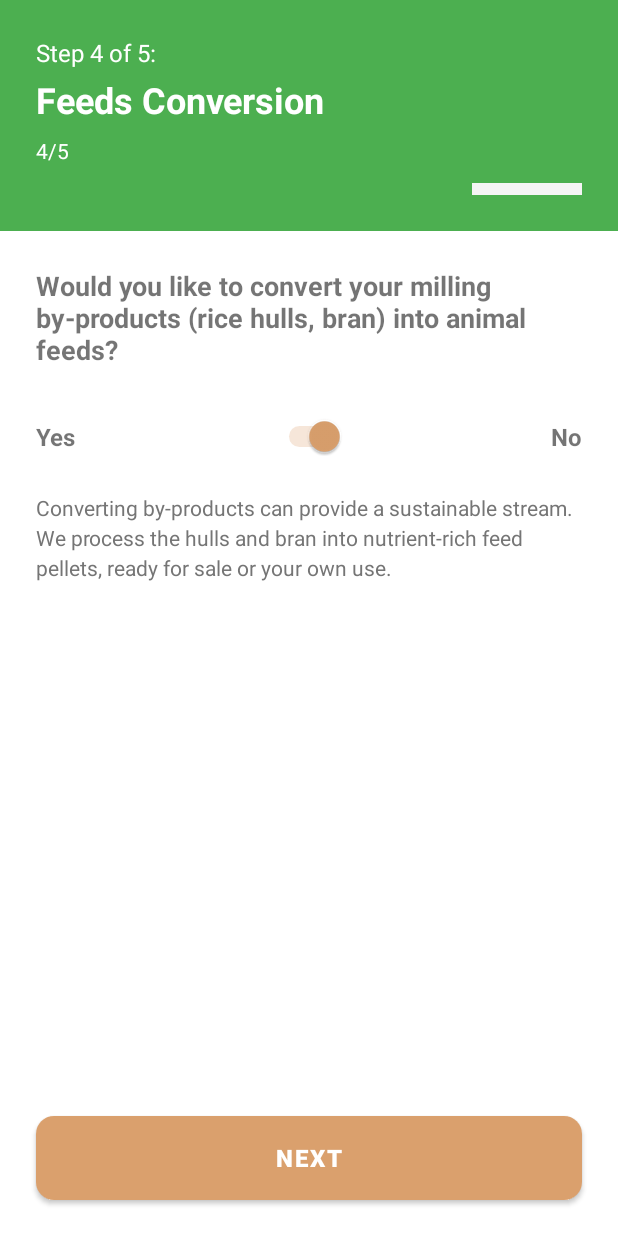
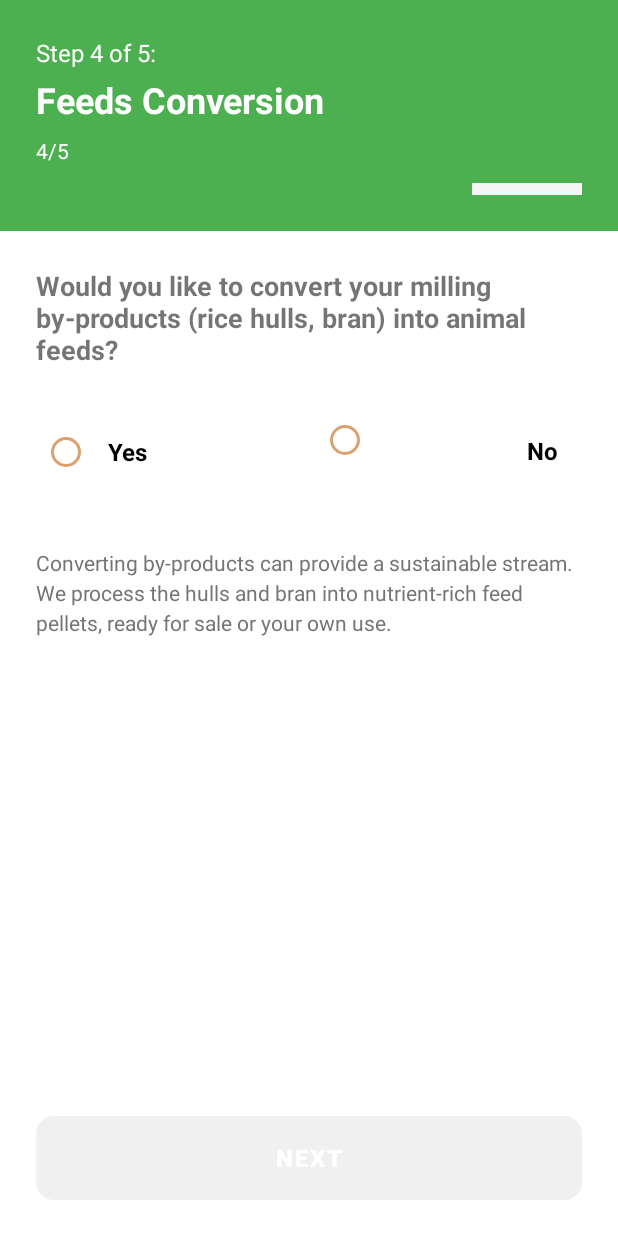
Before and after one commit to Pixiestt/pabayo-app, an Android app: the fragment FeedsConversionFragment placed in its activity, on a phone screen of 412 x 824 dp. Run offline under Robolectric (Android 15) with nearby library versions, the phone set to English and light mode, and no system bars; 1 statement that could not run was skipped.

Commit message:
update as of 5am

```diff
--- a/app/src/main/java/com/example/capstone2/customer/CustomerFragmentRequest.kt
+++ b/app/src/main/java/com/example/capstone2/customer/CustomerFragmentRequest.kt
@@ -45,7 +45,7 @@ class CustomerFragmentRequest : Fragment() {
                     .setPositiveButton("OK", null)
                     .show()
             } else {
-                // Proceed to the request wizard
+                // Proceed to the request wizard.
                 val intent = Intent(requireContext(), RequestWizardActivity::class.java)
                 startActivity(intent)
             }
--- a/app/src/main/java/com/example/capstone2/customer/FeedsConversionFragment.kt
+++ b/app/src/main/java/com/example/capstone2/customer/FeedsConversionFragment.kt
@@ -5,14 +5,17 @@ import android.view.LayoutInflater
 import android.view.View
 import android.view.ViewGroup
 import android.widget.Button
-import android.widget.Switch
+import android.widget.RadioButton
+import android.widget.RadioGroup
 import android.widget.TextView
 import androidx.fragment.app.Fragment
 import com.example.capstone2.R
 
 class FeedsConversionFragment : Fragment() {
 
-    private lateinit var switchFeedsConversion: Switch
+    private lateinit var radioGroupFeeds: RadioGroup
+    private lateinit var radioFeedsYes: RadioButton
+    private lateinit var radioFeedsNo: RadioButton
     private lateinit var btnNext: Button
     private lateinit var tvStepProgress: TextView
 
@@ -27,23 +30,45 @@ class FeedsConversionFragment : Fragment() {
     override fun onViewCreated(view: View, savedInstanceState: Bundle?) {
         super.onViewCreated(view, savedInstanceState)
 
-        switchFeedsConversion = view.findViewById(R.id.switchFeedsConversion)
+        radioGroupFeeds = view.findViewById(R.id.radioGroupFeeds)
+        radioFeedsYes = view.findViewById(R.id.radioFeedsYes)
+        radioFeedsNo = view.findViewById(R.id.radioFeedsNo)
         btnNext = view.findViewById(R.id.btnNext)
         tvStepProgress = view.findViewById(R.id.tvStepProgress)
 
         val activity = requireActivity() as RequestWizardActivity
         tvStepProgress.text = "4/5"
 
-        // Prefill from wizard data if present
+        // Initially disable Next until user explicitly chooses Yes or No
+        btnNext.isEnabled = false
+        btnNext.alpha = 0.5f
+
+        // Prefill from wizard data only if already set (e.g., editing an existing request)
         val wizard = activity.getWizardData()
-        wizard.feedsConversion?.let { isChecked ->
-            switchFeedsConversion.isChecked = isChecked
-            activity.getWizardData().feedsConversion = isChecked
+        if (wizard.feedsConversion != null) {
+            val isChecked = wizard.feedsConversion == true
+            if (isChecked) radioFeedsYes.isChecked = true else radioFeedsNo.isChecked = true
+            // enable Next because a choice exists
+            btnNext.isEnabled = true
+            btnNext.alpha = 1.0f
         }
 
-        // Set up switch listener
-        switchFeedsConversion.setOnCheckedChangeListener { _, isChecked ->
-            activity.getWizardData().feedsConversion = isChecked
+        // Set up radio group listener: enable Next and write choice into wizard data
+        radioGroupFeeds.setOnCheckedChangeListener { _, checkedId ->
+            val selected = when (checkedId) {
+                R.id.radioFeedsYes -> true
+                R.id.radioFeedsNo -> false
+                else -> null
+            }
+            // only enable Next when a valid selection (Yes/No) is made
+            if (selected != null) {
+                activity.getWizardData().feedsConversion = selected
+                btnNext.isEnabled = true
+                btnNext.alpha = 1.0f
+            } else {
+                btnNext.isEnabled = false
+                btnNext.alpha = 0.5f
+            }
         }
 
         btnNext.setOnClickListener {
--- /dev/null
+++ b/app/src/main/res/drawable/bg_rice.xml
@@ -0,0 +1,11 @@
+<?xml version="1.0" encoding="utf-8"?>
+<layer-list xmlns:android="http://schemas.android.com/apk/res/android">
+    <!-- Wrapper drawable used as android:windowBackground to apply the JPEG as a full-window background. -->
+    <item>
+        <bitmap
+            android:src="@drawable/rice_background"
+            android:antialias="true"
+            android:filter="true"
+            android:gravity="fill" />
+    </item>
+</layer-list>
--- a/app/src/main/res/layout/customer_activity_main.xml
+++ b/app/src/main/res/layout/customer_activity_main.xml
@@ -26,7 +26,10 @@
             android:id="@+id/bottomNavigationView"
             android:layout_width="match_parent"
             android:layout_height="75sp"
-            android:background="#E2E0E0"
+            android:background="@android:color/transparent"
+            app:backgroundTint="@android:color/transparent"
+            app:itemBackground="@null"
+            android:elevation="0dp"
             app:layout_constraintBottom_toBottomOf="parent"
             app:layout_constraintEnd_toEndOf="parent"
             app:layout_constraintHorizontal_bias="0.5"
--- a/app/src/main/res/layout/fragment_feeds_conversion.xml
+++ b/app/src/main/res/layout/fragment_feeds_conversion.xml
@@ -112,28 +112,44 @@
                 android:gravity="center_vertical"
                 android:layout_marginBottom="24dp">
 
-                <TextView
+                <!-- RadioGroup with Yes / No options for feeds conversion -->
+                <RadioGroup
+                    android:id="@+id/radioGroupFeeds"
+                    android:layout_width="match_parent"
+                    android:layout_height="wrap_content"
+                    android:orientation="horizontal"
+                    android:gravity="center_vertical"
+                    android:layout_marginBottom="8dp"
+                    android:padding="4dp">
+
+                    <RadioButton
+                        android:id="@+id/radioFeedsYes"
                         android:layout_width="0dp"
                         android:layout_height="wrap_content"
                         android:layout_weight="1"
                         android:text="Yes"
                         android:textSize="16sp"
-                    android:textStyle="bold" />
+                        android:textStyle="bold"
+                        android:buttonTint="@color/primary_main"
+                        android:padding="12dp"
+                        android:layout_marginEnd="8dp"
+                        android:background="?attr/selectableItemBackgroundBorderless" />
 
-                <Switch
-                    android:id="@+id/switchFeedsConversion"
-                    android:layout_width="wrap_content"
-                    android:layout_height="wrap_content"
-                    android:checked="true" />
-
-                <TextView
+                    <RadioButton
+                        android:id="@+id/radioFeedsNo"
                         android:layout_width="0dp"
                         android:layout_height="wrap_content"
                         android:layout_weight="1"
                         android:text="No"
                         android:textSize="16sp"
                         android:textStyle="bold"
-                    android:gravity="end" />
+                        android:gravity="end"
+                        android:buttonTint="@color/primary_main"
+                        android:padding="12dp"
+                        android:layout_marginStart="8dp"
+                        android:background="?attr/selectableItemBackgroundBorderless" />
+
+                </RadioGroup>
 
             </LinearLayout>
 
--- a/app/src/main/res/layout/fragment_request_simple.xml
+++ b/app/src/main/res/layout/fragment_request_simple.xml
@@ -17,7 +17,8 @@
         android:textStyle="bold"
         app:layout_constraintEnd_toEndOf="parent"
         app:layout_constraintStart_toStartOf="parent"
-        tools:layout_editor_absoluteY="256dp" />
+        app:layout_constraintTop_toTopOf="parent"
+        android:layout_marginTop="16dp" />
 
     <TextView
         android:id="@+id/tvDescription"
@@ -89,6 +90,8 @@
             android:textColor="@color/text_secondary"
             android:layout_marginBottom="8dp" />
 
+        <!-- Removed inline radio from summary; feeds conversion is selected inside the wizard step -->
+
         <TextView
             android:layout_width="wrap_content"
             android:layout_height="wrap_content"
--- a/app/src/main/res/layout/item_request_simplified.xml
+++ b/app/src/main/res/layout/item_request_simplified.xml
@@ -32,7 +32,7 @@
             android:id="@+id/tvSchedule"
             android:layout_width="wrap_content"
             android:layout_height="wrap_content"
-            android:text="Schedule: "
+            android:text="Pick up Schedule: "
             android:layout_marginTop="4dp" />
 
         <LinearLayout
--- a/app/src/main/res/layout/owner_activity_main.xml
+++ b/app/src/main/res/layout/owner_activity_main.xml
@@ -34,7 +34,10 @@
         android:id="@+id/bottomNavigationView"
         android:layout_width="match_parent"
         android:layout_height="75sp"
-        android:background="#E2E0E0"
+        android:background="@android:color/transparent"
+        app:backgroundTint="@android:color/transparent"
+        app:itemBackground="@null"
+        android:elevation="0dp"
         app:layout_constraintBottom_toBottomOf="parent"
         app:layout_constraintEnd_toEndOf="parent"
         app:layout_constraintHorizontal_bias="0.5"
--- a/app/src/main/res/values/themes.xml
+++ b/app/src/main/res/values/themes.xml
@@ -23,6 +23,9 @@
 
         <!-- Use primary as default accent for ripple/controls where Material uses colorControlActivated -->
         <item name="colorControlActivated">@color/primary_main</item>
+
+        <!-- App-wide window background (uses wrapper drawable to scale/crop the JPEG) -->
+        <item name="android:windowBackground">@drawable/bg_rice</item>
     </style>
 
     <style name="Theme.Capstone" parent="Base.Theme.Capstone" />
```
Also changed, not shown: app/src/main/java/com/example/capstone2/owner/OwnerFragmentRequest.kt (+94 -4 lines), app/src/main/res/drawable/rice_background.jpeg (added). Lines whose indentation alone changed are shown as unchanged.
